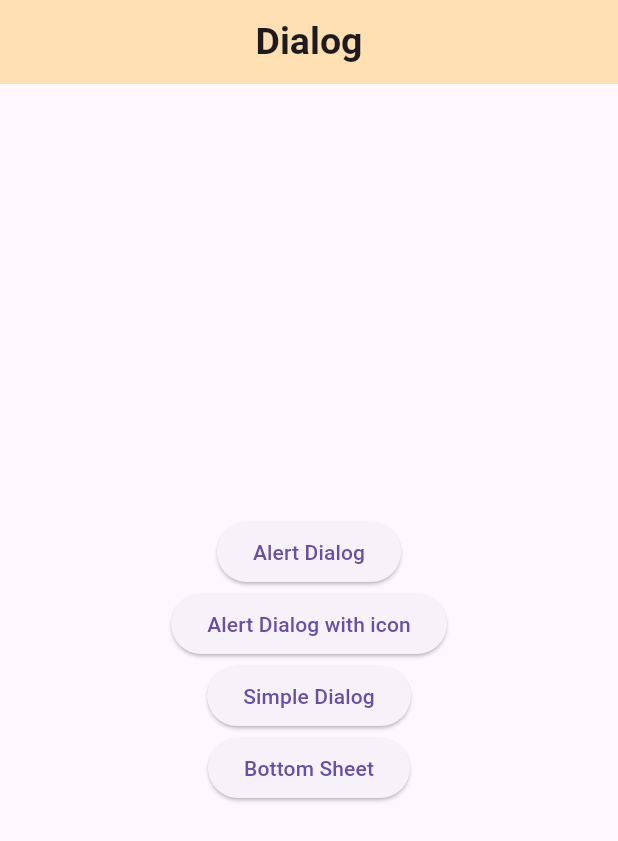
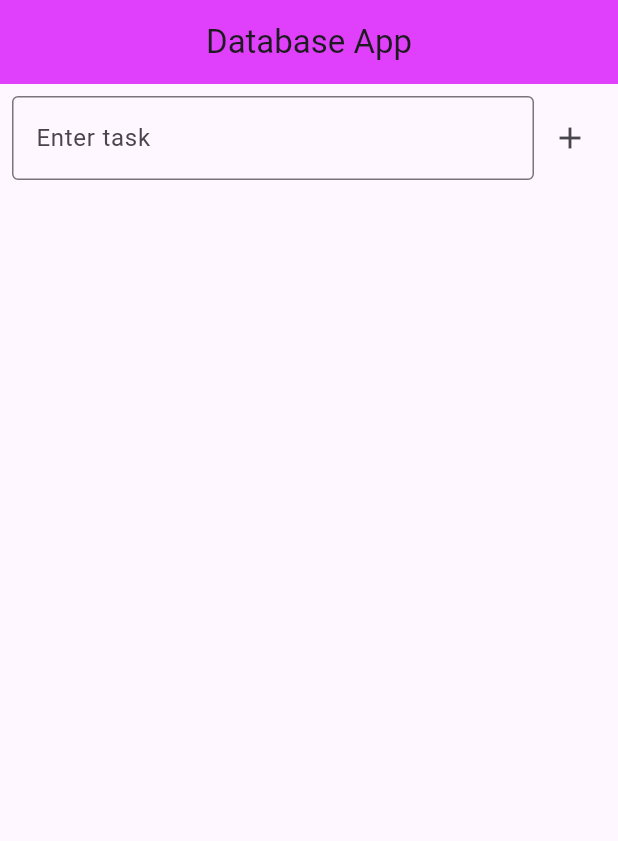
Before and after one commit to SUMANCR7/app-developer.portfolio, a Flutter app: the screen it shows after launch, on a phone screen of 412 x 824 dp. Shown: the top 841 px of the screen. Run offline on Flutter 3.47's test engine with Material 3 defaults, Android fonts, the light colour scheme and no system bars; our stand-ins replace flutter_screenutil, shimmer, sqflite; accounts and stored records are empty.

Commit message:
module_16_class_3

```diff
--- /dev/null
+++ b/lib/module_16/class_2/db/task_database.dart
@@ -0,0 +1,58 @@
+import 'package:flutter_166/module_16/class_2/models/task_model.dart';
+import 'package:path/path.dart' as pk;
+import 'package:sqflite/sqflite.dart';
+
+class Task_Database{
+  static Database? _db;
+
+  static Future<Database> getDB() async {
+    //---check database
+    if(_db != null)
+      return _db!;
+
+    //------Create Databae
+    _db = await openDatabase(
+      pk.join(await getDatabasesPath(), 'task.db'),
+
+        //-------Create Table
+        onCreate: (db, version){
+      return db.execute(
+        //----sql query--table name tasktable
+          'CREATE TABLE tasktable(id INTEGER PRIMARY KEY AUTOINCREMENT, title TEXT, isDone INTEGER)'
+      );
+    },
+    version: 2
+    );
+    return _db!;
+
+  }
+
+  //--- INSERT/ADD TASK
+ static Future<void> insertTask(Task_Model taskModel) async {
+    final db = await getDB();
+    await db.insert('tasktable', taskModel.toMap(),
+    //-----same data will be conflict so replace it
+    conflictAlgorithm: ConflictAlgorithm.replace
+    );
+ }
+
+ //-----GET TASK
+  static Future<List<Task_Model>> getTask() async {
+    final db = await getDB();
+   final List<Map<String, dynamic>> maps = await db.query('tasktable');
+   return List.generate(maps.length, (i)=> Task_Model.formMap(maps[i]));
+  }
+
+  //----DELETE TASK
+  static Future<void> deleteTask(int id) async {
+    final db = await getDB();
+    db.delete('tasktable',where: 'id=?', whereArgs: [id]);
+  }
+
+  //----isDone for UPDATE method
+  static Future<void> updateTask(Task_Model task) async {
+    final db = await getDB();
+    db.update('tasktable',task.toMap() ,where: 'id = ?',whereArgs: [task.id]);
+  }
+
+}
--- /dev/null
+++ b/lib/module_16/class_2/models/task_model.dart
@@ -0,0 +1,29 @@
+class Task_Model{
+  final int? id;
+  final String title;
+  final bool isDone;
+
+  Task_Model({this.id, required this.title, required this.isDone});
+
+  //I write also 2 method as if can re-use it multiple time and place
+// 1 number is toMap and 2 number is formMap
+
+//-------toMap
+Map<String, dynamic> toMap(){
+  return {
+    'id' : id,
+    'title' : title,
+    'isDone' : isDone? 1:0,
+  };
+}
+
+//--------formMap---that's called prozo class
+factory Task_Model.formMap(Map<String, dynamic>map){
+  return Task_Model(
+      id: map['id'] ,
+      title: map['title'],
+      isDone: map['isDone']==1);
+}
+}
+
+//////-------This model is called (JSON-->Dart) Model
--- /dev/null
+++ b/lib/module_16/class_2/ui/task_home.dart
@@ -0,0 +1,163 @@
+import 'package:flutter/material.dart';
+import 'package:flutter_166/module_16/class_2/db/task_database.dart';
+import 'package:flutter_166/module_16/class_2/models/task_model.dart';
+
+class Task_Home extends StatefulWidget {
+  const Task_Home({super.key});
+
+  @override
+  State<Task_Home> createState() => _Task_HomeState();
+}
+
+class _Task_HomeState extends State<Task_Home> {
+  //----ALERT dialog
+  void editAlertDialog(Task_Model task){
+    taskController.text = task.title;
+
+    showDialog(context: context, builder: (context)=>AlertDialog(
+      title: Text('Edit here'),
+      content: TextFormField(
+        controller: taskController,
+        decoration: InputDecoration(
+          helperText: 'Edit your task details',
+          border: OutlineInputBorder(),
+        ),
+      ),
+      actions: [
+        TextButton(onPressed: (){Navigator.pop(context);}, child: Text('Cancel')),
+        ElevatedButton(onPressed: ()  {
+          editTask(task);
+
+          Navigator.pop(context);
+        }, child: Text('Save')),
+      ],
+    ));
+  }
+  //----taken a empty list for keep data
+  List<Task_Model> tasks = [];
+
+  //----ALERT dialog
+
+
+  //-----taken task controller
+  final TextEditingController taskController = TextEditingController();
+
+
+  @override
+  void initState() {
+    // TODO: implement initState
+    super.initState();
+    refreshTask();
+  }
+
+  //------taken 2 method for task add
+
+
+//--------GET Task
+  Future<void> refreshTask() async {
+  tasks =  await Task_Database.getTask();
+  setState(() {
+
+  });
+
+  }
+
+  //----INSERT/ADD task
+  Future<void> addTask() async {
+    await Task_Database.insertTask(Task_Model(
+        title: taskController.text,
+        isDone: false));
+    await refreshTask();
+    taskController.clear();
+  }
+
+  //----DELETE task
+  Future<void> deleteTask(int id) async {
+    await Task_Database.deleteTask(id);
+    await refreshTask();
+    taskController.clear();
+  }
+
+  //----UPDATE task    toggle task
+  Future<void> toggleTask(Task_Model task) async {
+    await Task_Database.updateTask(
+      Task_Model(title: task.title, isDone: !task.isDone, id: task.id)
+    );
+    await refreshTask();
+  }
+//--------EDIT task
+  Future<void> editTask(Task_Model task) async {
+    await Task_Database.updateTask(
+        Task_Model(title: taskController.text, isDone: !task.isDone, id: task.id)
+    );
+    await refreshTask();
+  }
+
+  @override
+  Widget build(BuildContext context) {
+    return Scaffold(
+      appBar: AppBar(
+        backgroundColor: Colors.purpleAccent,
+        title: Text('Database App'),
+        centerTitle: true,
+      ),
+
+      body: Column(
+        children: [
+          Padding(
+            padding: const EdgeInsets.all(8.0),
+            child: Row(
+              children: [
+                Expanded(
+                  child: TextFormField(
+                    controller: taskController,
+                    decoration: InputDecoration(
+                      hintText: 'Enter task',
+                      border: OutlineInputBorder(),
+                    ),
+                  ),
+                ),
+                IconButton(onPressed: addTask, icon: Icon(Icons.add)),
+              ],
+            ),
+          ),
+
+          Expanded(
+            child: ListView.builder(
+              itemCount: tasks.length,
+              itemBuilder: (context, index) {
+                final task = tasks[index];
+                return Card(
+                  child: ListTile(
+                    title: Text(task.title,style: TextStyle(
+                      color: task.isDone? Colors.grey : Colors.black,
+                      decoration: task.isDone? TextDecoration.lineThrough:null
+                    ),),
+                    leading: Checkbox(value: task.isDone, onChanged: (_) => toggleTask(task)),
+                    trailing: Row(
+                      mainAxisSize: MainAxisSize.min,
+                      children: [
+                        IconButton(
+                          onPressed: () {
+                            editAlertDialog(task);
+                            },
+                          icon: Icon(Icons.edit_note),
+                        ),
+                        IconButton(
+                          onPressed: () {
+                            deleteTask(task.id!);
+                          },
+                          icon: Icon(Icons.delete, color: Colors.red),
+                        ),
+                      ],
+                    ),
+                  ),
+                );
+              },
+            ),
+          ),
+        ],
+      ),
+    );
+  }
+}
--- a/lib/myApp.dart
+++ b/lib/myApp.dart
@@ -35,6 +35,7 @@ import 'module_13/class_3.dart';
 import 'module_14/class_1_todo.dart';
 import 'module_14/class_2.dart';
 import 'module_14/class_3.dart';
+import 'module_16/class_2/ui/task_home.dart';
 //import 'package:flutter_166/module_9/class-3.da';
 
 class MyAPP extends StatelessWidget {
@@ -54,7 +55,7 @@ class MyAPP extends StatelessWidget {
 
           //home: Module_13_Class_2(),
 
-          initialRoute: '/Module_14_Class_3'   ,
+          initialRoute: '/Module_16_Class_2'   ,
 
 
           routes: {
@@ -66,6 +67,7 @@ class MyAPP extends StatelessWidget {
             '/todo' : (context) => ToDO(),
             '/Module_14_Class_2' : (context) => Module_14_Class_2(),
             '/Module_14_Class_3' : (context) => Module_14_Class_3(),
+            '/Module_16_Class_2' : (context) => Task_Home(),
 
           },
           //theme: ThemeData.dark(),
--- a/pubspec.yaml
+++ b/pubspec.yaml
@@ -37,6 +37,8 @@ dependencies:
   flutter_screenutil: ^5.9.3
   flutter_staggered_grid_view: ^0.7.0
   shimmer: ^3.0.0
+  sqflite: ^2.4.2+1
+  path: ^1.9.1
 
 dev_dependencies:
   flutter_test:
```
Also changed, not shown: pubspec.lock, 1 other file.
